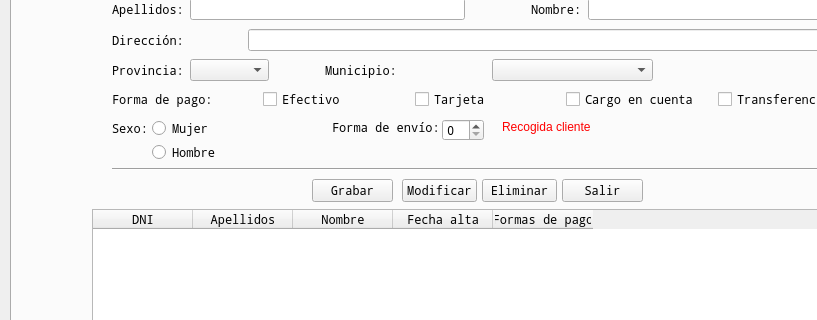
This is window.ui in rulonunhez/nunezsantos as Qt 5 draws it before an edit; both pictures show x 0 to 817 and y 158 to 478 of the 1024 by 899 pixel window. The edited form follows.
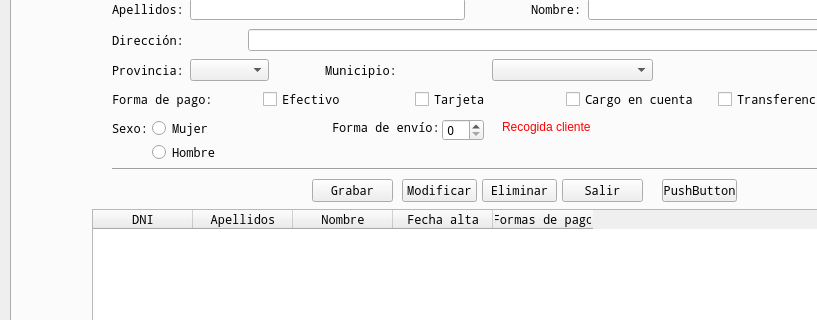
This is the edited form. Icons and pictures are not drawn.

The edit to the form file:
```diff
--- a/window.ui
+++ b/window.ui
@@ -976,7 +976,7 @@
        <rect>
         <x>100</x>
         <y>180</y>
-        <width>209</width>
+        <width>41</width>
         <height>19</height>
        </rect>
       </property>
@@ -1026,6 +1026,19 @@
        <string>Recogida cliente</string>
       </property>
      </widget>
+     <widget class="QPushButton" name="btnBuscar">
+      <property name="geometry">
+       <rect>
+        <x>650</x>
+        <y>240</y>
+        <width>75</width>
+        <height>23</height>
+       </rect>
+      </property>
+      <property name="text">
+       <string>PushButton</string>
+      </property>
+     </widget>
     </widget>
     <widget class="QWidget" name="tabFacturacion">
      <attribute name="title">
```
Left out of the diff: 2 changed lines with no effect on the pictures.
